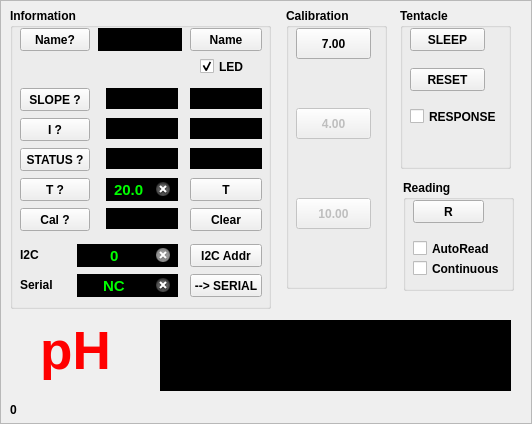
Old version of the form src/ezoframe.ui in the repository cskv/atlas-tentacle.
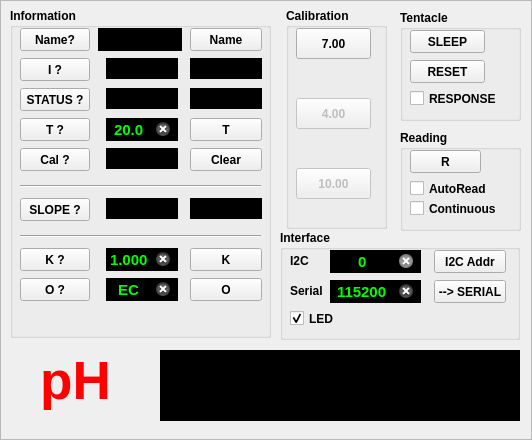
New version of the form. Icons and pictures are not drawn.

Patch:
```diff
--- a/src/ezoframe.ui
+++ b/src/ezoframe.ui
@@ -7,7 +7,7 @@
     <x>0</x>
     <y>0</y>
     <width>532</width>
-    <height>424</height>
+    <height>440</height>
    </rect>
   </property>
   <property name="windowTitle">
@@ -25,7 +25,7 @@
      <x>286</x>
      <y>8</y>
      <width>101</width>
-     <height>281</height>
+     <height>221</height>
     </rect>
    </property>
    <property name="font">
@@ -57,7 +57,7 @@
     <property name="geometry">
      <rect>
       <x>10</x>
-      <y>100</y>
+      <y>90</y>
       <width>75</width>
       <height>31</height>
      </rect>
@@ -73,7 +73,7 @@
     <property name="geometry">
      <rect>
       <x>10</x>
-      <y>190</y>
+      <y>160</y>
       <width>75</width>
       <height>31</height>
      </rect>
@@ -86,7 +86,7 @@
     <property name="geometry">
      <rect>
       <x>16</x>
-      <y>55</y>
+      <y>50</y>
       <width>64</width>
       <height>40</height>
      </rect>
@@ -108,7 +108,7 @@
     <property name="geometry">
      <rect>
       <x>16</x>
-      <y>145</y>
+      <y>120</y>
       <width>64</width>
       <height>40</height>
      </rect>
@@ -131,9 +131,9 @@
    <property name="geometry">
     <rect>
      <x>400</x>
-     <y>8</y>
-     <width>111</width>
-     <height>161</height>
+     <y>10</y>
+     <width>121</width>
+     <height>111</height>
     </rect>
    </property>
    <property name="font">
@@ -165,7 +165,7 @@
     <property name="geometry">
      <rect>
       <x>10</x>
-      <y>60</y>
+      <y>50</y>
       <width>75</width>
       <height>23</height>
      </rect>
@@ -181,7 +181,7 @@
     <property name="geometry">
      <rect>
       <x>10</x>
-      <y>100</y>
+      <y>80</y>
       <width>91</width>
       <height>17</height>
      </rect>
@@ -197,7 +197,7 @@
      <x>10</x>
      <y>8</y>
      <width>261</width>
-     <height>301</height>
+     <height>330</height>
     </rect>
    </property>
    <property name="sizePolicy">
@@ -219,7 +219,7 @@
     <property name="geometry">
      <rect>
       <x>10</x>
-      <y>80</y>
+      <y>190</y>
       <width>70</width>
       <height>23</height>
      </rect>
@@ -232,7 +232,7 @@
     <property name="geometry">
      <rect>
       <x>10</x>
-      <y>110</y>
+      <y>50</y>
       <width>70</width>
       <height>23</height>
      </rect>
@@ -245,7 +245,7 @@
     <property name="geometry">
      <rect>
       <x>10</x>
-      <y>140</y>
+      <y>80</y>
       <width>70</width>
       <height>23</height>
      </rect>
@@ -264,7 +264,7 @@
     <property name="geometry">
      <rect>
       <x>96</x>
-      <y>80</y>
+      <y>190</y>
       <width>72</width>
       <height>21</height>
      </rect>
@@ -299,7 +299,7 @@
     <property name="geometry">
      <rect>
       <x>180</x>
-      <y>80</y>
+      <y>190</y>
       <width>72</width>
       <height>21</height>
      </rect>
@@ -334,7 +334,7 @@
     <property name="geometry">
      <rect>
       <x>96</x>
-      <y>110</y>
+      <y>50</y>
       <width>72</width>
       <height>21</height>
      </rect>
@@ -369,7 +369,7 @@
     <property name="geometry">
      <rect>
       <x>96</x>
-      <y>140</y>
+      <y>80</y>
       <width>72</width>
       <height>21</height>
      </rect>
@@ -404,7 +404,7 @@
     <property name="geometry">
      <rect>
       <x>180</x>
-      <y>110</y>
+      <y>50</y>
       <width>72</width>
       <height>21</height>
      </rect>
@@ -439,7 +439,7 @@
     <property name="geometry">
      <rect>
       <x>180</x>
-      <y>140</y>
+      <y>80</y>
       <width>72</width>
       <height>21</height>
      </rect>
@@ -474,7 +474,7 @@
     <property name="geometry">
      <rect>
       <x>10</x>
-      <y>170</y>
+      <y>110</y>
       <width>70</width>
       <height>23</height>
      </rect>
@@ -487,7 +487,7 @@
     <property name="geometry">
      <rect>
       <x>10</x>
-      <y>200</y>
+      <y>140</y>
       <width>70</width>
       <height>23</height>
      </rect>
@@ -500,7 +500,7 @@
     <property name="geometry">
      <rect>
       <x>96</x>
-      <y>200</y>
+      <y>140</y>
       <width>72</width>
       <height>21</height>
      </rect>
@@ -535,7 +535,7 @@
     <property name="geometry">
      <rect>
       <x>96</x>
-      <y>170</y>
+      <y>110</y>
       <width>72</width>
       <height>23</height>
      </rect>
@@ -573,7 +573,7 @@
     <property name="geometry">
      <rect>
       <x>180</x>
-      <y>170</y>
+      <y>110</y>
       <width>72</width>
       <height>23</height>
      </rect>
@@ -582,82 +582,6 @@
      <string>T</string>
     </property>
    </widget>
-   <widget class="QCheckBox" name="ledCheckBox">
-    <property name="geometry">
-     <rect>
-      <x>190</x>
-      <y>50</y>
-      <width>61</width>
-      <height>17</height>
-     </rect>
-    </property>
-    <property name="autoFillBackground">
-     <bool>false</bool>
-    </property>
-    <property name="text">
-     <string>LED</string>
-    </property>
-    <property name="checked">
-     <bool>true</bool>
-    </property>
-   </widget>
-   <widget class="QPushButton" name="btnI2CAddr">
-    <property name="enabled">
-     <bool>true</bool>
-    </property>
-    <property name="geometry">
-     <rect>
-      <x>180</x>
-      <y>236</y>
-      <width>72</width>
-      <height>23</height>
-     </rect>
-    </property>
-    <property name="text">
-     <string>I2C Addr</string>
-    </property>
-   </widget>
-   <widget class="QLineEdit" name="leI2CAddress">
-    <property name="enabled">
-     <bool>false</bool>
-    </property>
-    <property name="geometry">
-     <rect>
-      <x>67</x>
-      <y>236</y>
-      <width>101</width>
-      <height>23</height>
-     </rect>
-    </property>
-    <property name="font">
-     <font>
-      <family>Arial</family>
-      <pointsize>11</pointsize>
-      <weight>75</weight>
-      <bold>true</bold>
-     </font>
-    </property>
-    <property name="autoFillBackground">
-     <bool>false</bool>
-    </property>
-    <property name="styleSheet">
-     <string notr="true">background: black;
-color: lime;
-</string>
-    </property>
-    <property name="text">
-     <string>0</string>
-    </property>
-    <property name="frame">
-     <bool>false</bool>
-    </property>
-    <property name="alignment">
-     <set>Qt::AlignCenter</set>
-    </property>
-    <property name="clearButtonEnabled">
-     <bool>true</bool>
-    </property>
-   </widget>
    <widget class="QPushButton" name="btnCalClear">
     <property name="enabled">
      <bool>true</bool>
@@ -665,7 +589,7 @@
     <property name="geometry">
      <rect>
       <x>180</x>
-      <y>200</y>
+      <y>140</y>
       <width>72</width>
       <height>23</height>
      </rect>
@@ -674,86 +598,6 @@
      <string>Clear</string>
     </property>
    </widget>
-   <widget class="QPushButton" name="btnSerial">
-    <property name="enabled">
-     <bool>true</bool>
-    </property>
-    <property name="geometry">
-     <rect>
-      <x>180</x>
-      <y>266</y>
-      <width>72</width>
-      <height>23</height>
-     </rect>
-    </property>
-    <property name="text">
-     <string>--&gt; SERIAL</string>
-    </property>
-   </widget>
-   <widget class="QLineEdit" name="leBaud">
-    <property name="geometry">
-     <rect>
-      <x>67</x>
-      <y>266</y>
-      <width>101</width>
-      <height>23</height>
-     </rect>
-    </property>
-    <property name="font">
-     <font>
-      <family>Arial</family>
-      <pointsize>11</pointsize>
-      <weight>75</weight>
-      <bold>true</bold>
-     </font>
-    </property>
-    <property name="autoFillBackground">
-     <bool>false</bool>
-    </property>
-    <property name="styleSheet">
-     <string notr="true">background: black;
-color: lime;
-</string>
-    </property>
-    <property name="text">
-     <string>NC</string>
-    </property>
-    <property name="frame">
-     <bool>false</bool>
-    </property>
-    <property name="alignment">
-     <set>Qt::AlignCenter</set>
-    </property>
-    <property name="clearButtonEnabled">
-     <bool>true</bool>
-    </property>
-   </widget>
-   <widget class="QLabel" name="label">
-    <property name="geometry">
-     <rect>
-      <x>10</x>
-      <y>240</y>
-      <width>47</width>
-      <height>13</height>
-     </rect>
-    </property>
-    <property name="text">
-     <string>I2C</string>
-    </property>
-   </widget>
-   <widget class="QLabel" name="label_4">
-    <property name="geometry">
-     <rect>
-      <x>10</x>
-      <y>270</y>
-      <width>47</width>
-      <height>13</height>
-     </rect>
-    </property>
-    <property name="text">
-     <string>Serial</string>
-    </property>
-   </widget>
    <widget class="QPushButton" name="btnGetName">
     <property name="geometry">
      <rect>
@@ -821,13 +665,167 @@
      <bool>true</bool>
     </property>
    </widget>
+   <widget class="QPushButton" name="btnGetK">
+    <property name="geometry">
+     <rect>
+      <x>10</x>
+      <y>240</y>
+      <width>70</width>
+      <height>23</height>
+     </rect>
+    </property>
+    <property name="text">
+     <string>K ?</string>
+    </property>
+   </widget>
+   <widget class="QLineEdit" name="leK">
+    <property name="geometry">
+     <rect>
+      <x>96</x>
+      <y>240</y>
+      <width>72</width>
+      <height>23</height>
+     </rect>
+    </property>
+    <property name="font">
+     <font>
+      <family>Arial</family>
+      <pointsize>11</pointsize>
+      <weight>75</weight>
+      <bold>true</bold>
+     </font>
+    </property>
+    <property name="autoFillBackground">
+     <bool>false</bool>
+    </property>
+    <property name="styleSheet">
+     <string notr="true">background: black;
+color: lime;
+</string>
+    </property>
+    <property name="text">
+     <string>1.000</string>
+    </property>
+    <property name="frame">
+     <bool>false</bool>
+    </property>
+    <property name="alignment">
+     <set>Qt::AlignCenter</set>
+    </property>
+    <property name="clearButtonEnabled">
+     <bool>true</bool>
+    </property>
+   </widget>
+   <widget class="QPushButton" name="btnSetK">
+    <property name="geometry">
+     <rect>
+      <x>180</x>
+      <y>240</y>
+      <width>72</width>
+      <height>23</height>
+     </rect>
+    </property>
+    <property name="text">
+     <string>K</string>
+    </property>
+   </widget>
+   <widget class="Line" name="line">
+    <property name="geometry">
+     <rect>
+      <x>10</x>
+      <y>220</y>
+      <width>241</width>
+      <height>16</height>
+     </rect>
+    </property>
+    <property name="orientation">
+     <enum>Qt::Horizontal</enum>
+    </property>
+   </widget>
+   <widget class="QPushButton" name="btnGetOutput">
+    <property name="geometry">
+     <rect>
+      <x>10</x>
+      <y>270</y>
+      <width>70</width>
+      <height>23</height>
+     </rect>
+    </property>
+    <property name="text">
+     <string>O ?</string>
+    </property>
+   </widget>
+   <widget class="QPushButton" name="btnSetOutput">
+    <property name="geometry">
+     <rect>
+      <x>180</x>
+      <y>270</y>
+      <width>72</width>
+      <height>23</height>
+     </rect>
+    </property>
+    <property name="text">
+     <string>O</string>
+    </property>
+   </widget>
+   <widget class="QLineEdit" name="leOutput">
+    <property name="geometry">
+     <rect>
+      <x>96</x>
+      <y>270</y>
+      <width>72</width>
+      <height>23</height>
+     </rect>
+    </property>
+    <property name="font">
+     <font>
+      <family>Arial</family>
+      <pointsize>11</pointsize>
+      <weight>75</weight>
+      <bold>true</bold>
+     </font>
+    </property>
+    <property name="autoFillBackground">
+     <bool>false</bool>
+    </property>
+    <property name="styleSheet">
+     <string notr="true">background: black;
+color: lime;
+</string>
+    </property>
+    <property name="text">
+     <string>EC</string>
+    </property>
+    <property name="frame">
+     <bool>false</bool>
+    </property>
+    <property name="alignment">
+     <set>Qt::AlignCenter</set>
+    </property>
+    <property name="clearButtonEnabled">
+     <bool>true</bool>
+    </property>
+   </widget>
+   <widget class="Line" name="line_2">
+    <property name="geometry">
+     <rect>
+      <x>10</x>
+      <y>170</y>
+      <width>241</width>
+      <height>16</height>
+     </rect>
+    </property>
+    <property name="orientation">
+     <enum>Qt::Horizontal</enum>
+    </property>
+   </widget>
   </widget>
   <widget class="QLabel" name="valueLabel">
    <property name="geometry">
     <rect>
      <x>160</x>
-     <y>320</y>
-     <width>351</width>
+     <y>350</y>
+     <width>360</width>
      <height>71</height>
     </rect>
    </property>
@@ -860,10 +858,10 @@
   <widget class="QGroupBox" name="gbRead">
    <property name="geometry">
     <rect>
-     <x>403</x>
-     <y>180</y>
-     <width>111</width>
-     <height>111</height>
+     <x>400</x>
+     <y>130</y>
+     <width>121</width>
+     <height>101</height>
     </rect>
    </property>
    <property name="font">
@@ -892,7 +890,7 @@
     <property name="geometry">
      <rect>
       <x>10</x>
-      <y>60</y>
+      <y>50</y>
       <width>91</width>
       <height>17</height>
      </rect>
@@ -908,7 +906,7 @@
     <property name="geometry">
      <rect>
       <x>10</x>
-      <y>80</y>
+      <y>70</y>
       <width>101</width>
       <height>17</height>
      </rect>
@@ -922,7 +920,7 @@
    <property name="geometry">
     <rect>
      <x>10</x>
-     <y>320</y>
+     <y>350</y>
      <width>131</width>
      <height>61</height>
     </rect>
@@ -944,13 +942,13 @@
     <set>Qt::AlignCenter</set>
    </property>
   </widget>
-  <widget class="QLabel" name="statusLabel">
+  <widget class="QGroupBox" name="groupBox">
    <property name="geometry">
     <rect>
-     <x>10</x>
-     <y>400</y>
-     <width>527</width>
-     <height>20</height>
+     <x>280</x>
+     <y>230</y>
+     <width>240</width>
+     <height>110</height>
     </rect>
    </property>
    <property name="font">
@@ -959,9 +957,165 @@
      <bold>true</bold>
     </font>
    </property>
-   <property name="text">
-    <string>0</string>
+   <property name="title">
+    <string>Interface</string>
    </property>
+   <widget class="QPushButton" name="btnSerial">
+    <property name="enabled">
+     <bool>true</bool>
+    </property>
+    <property name="geometry">
+     <rect>
+      <x>154</x>
+      <y>50</y>
+      <width>72</width>
+      <height>23</height>
+     </rect>
+    </property>
+    <property name="text">
+     <string>--&gt; SERIAL</string>
+    </property>
+   </widget>
+   <widget class="QPushButton" name="btnI2CAddr">
+    <property name="enabled">
+     <bool>true</bool>
+    </property>
+    <property name="geometry">
+     <rect>
+      <x>154</x>
+      <y>20</y>
+      <width>72</width>
+      <height>23</height>
+     </rect>
+    </property>
+    <property name="text">
+     <string>I2C Addr</string>
+    </property>
+   </widget>
+   <widget class="QLabel" name="label">
+    <property name="geometry">
+     <rect>
+      <x>10</x>
+      <y>24</y>
+      <width>47</width>
+      <height>13</height>
+     </rect>
+    </property>
+    <property name="text">
+     <string>I2C</string>
+    </property>
+   </widget>
+   <widget class="QLabel" name="label_4">
+    <property name="geometry">
+     <rect>
+      <x>10</x>
+      <y>54</y>
+      <width>47</width>
+      <height>13</height>
+     </rect>
+    </property>
+    <property name="text">
+     <string>Serial</string>
+    </property>
+   </widget>
+   <widget class="QLineEdit" name="leI2CAddress">
+    <property name="enabled">
+     <bool>false</bool>
+    </property>
+    <property name="geometry">
+     <rect>
+      <x>50</x>
+      <y>20</y>
+      <width>91</width>
+      <height>23</height>
+     </rect>
+    </property>
+    <property name="font">
+     <font>
+      <family>Arial</family>
+      <pointsize>11</pointsize>
+      <weight>75</weight>
+      <bold>true</bold>
+     </font>
+    </property>
+    <property name="autoFillBackground">
+     <bool>false</bool>
+    </property>
+    <property name="styleSheet">
+     <string notr="true">background: black;
+color: lime;
+</string>
+    </property>
+    <property name="text">
+     <string>0</string>
+    </property>
+    <property name="frame">
+     <bool>false</bool>
+    </property>
+    <property name="alignment">
+     <set>Qt::AlignCenter</set>
+    </property>
+    <property name="clearButtonEnabled">
+     <bool>true</bool>
+    </property>
+   </widget>
+   <widget class="QLineEdit" name="leBaud">
+    <property name="geometry">
+     <rect>
+      <x>50</x>
+      <y>50</y>
+      <width>91</width>
+      <height>23</height>
+     </rect>
+    </property>
+    <property name="font">
+     <font>
+      <family>Arial</family>
+      <pointsize>11</pointsize>
+      <weight>75</weight>
+      <bold>true</bold>
+     </font>
+    </property>
+    <property name="autoFillBackground">
+     <bool>false</bool>
+    </property>
+    <property name="styleSheet">
+     <string notr="true">background: black;
+color: lime;
+</string>
+    </property>
+    <property name="text">
+     <string>115200</string>
+    </property>
+    <property name="frame">
+     <bool>false</bool>
+    </property>
+    <property name="alignment">
+     <set>Qt::AlignCenter</set>
+    </property>
+    <property name="clearButtonEnabled">
+     <bool>true</bool>
+    </property>
+   </widget>
+   <widget class="QCheckBox" name="ledCheckBox">
+    <property name="geometry">
+     <rect>
+      <x>10</x>
+      <y>80</y>
+      <width>61</width>
+      <height>17</height>
+     </rect>
+    </property>
+    <property name="autoFillBackground">
+     <bool>false</bool>
+    </property>
+    <property name="text">
+     <string>LED</string>
+    </property>
+    <property name="checked">
+     <bool>true</bool>
+    </property>
+   </widget>
   </widget>
  </widget>
  <resources>
```
